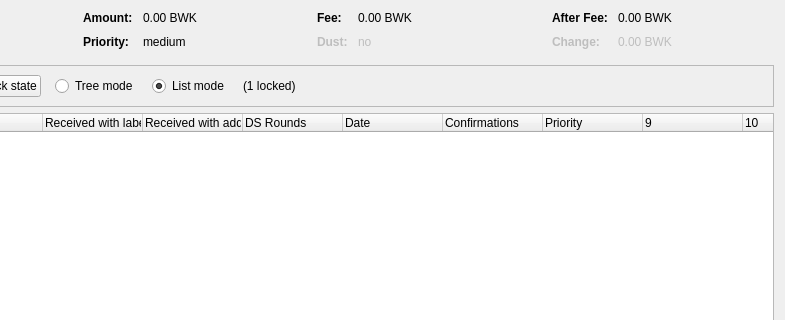
meiskam/Bulwark, file src/qt/forms/coincontroldialog.ui: the form before one commit; both pictures show x 169 to 954 and y 0 to 320 of the 954 by 500 pixel window.
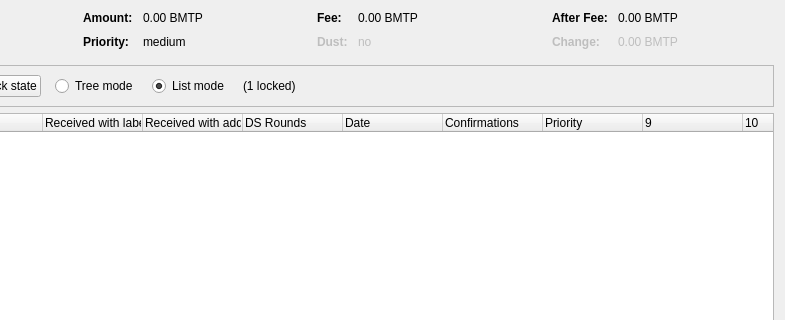
The form after the commit. Custom widgets are drawn as their Qt base class.

Patch:
```diff
--- a/src/qt/forms/coincontroldialog.ui
+++ b/src/qt/forms/coincontroldialog.ui
@@ -132,7 +132,7 @@
           <enum>Qt::ActionsContextMenu</enum>
          </property>
          <property name="text">
-          <string notr="true">0.00 BWK</string>
+          <string notr="true">0.00 BMTP</string>
          </property>
          <property name="textInteractionFlags">
           <set>Qt::LinksAccessibleByMouse|Qt::TextSelectableByKeyboard|Qt::TextSelectableByMouse</set>
@@ -206,7 +206,7 @@
           <enum>Qt::ActionsContextMenu</enum>
          </property>
          <property name="text">
-          <string notr="true">0.00 BWK</string>
+          <string notr="true">0.00 BMTP</string>
          </property>
          <property name="textInteractionFlags">
           <set>Qt::LinksAccessibleByMouse|Qt::TextSelectableByKeyboard|Qt::TextSelectableByMouse</set>
@@ -286,7 +286,7 @@
           <enum>Qt::ActionsContextMenu</enum>
          </property>
          <property name="text">
-          <string notr="true">0.00 BWK</string>
+          <string notr="true">0.00 BMTP</string>
          </property>
          <property name="textInteractionFlags">
           <set>Qt::LinksAccessibleByMouse|Qt::TextSelectableByKeyboard|Qt::TextSelectableByMouse</set>
@@ -321,7 +321,7 @@
           <enum>Qt::ActionsContextMenu</enum>
          </property>
          <property name="text">
-          <string notr="true">0.00 BWK</string>
+          <string notr="true">0.00 BMTP</string>
          </property>
          <property name="textInteractionFlags">
           <set>Qt::LinksAccessibleByMouse|Qt::TextSelectableByKeyboard|Qt::TextSelectableByMouse</set>
```
